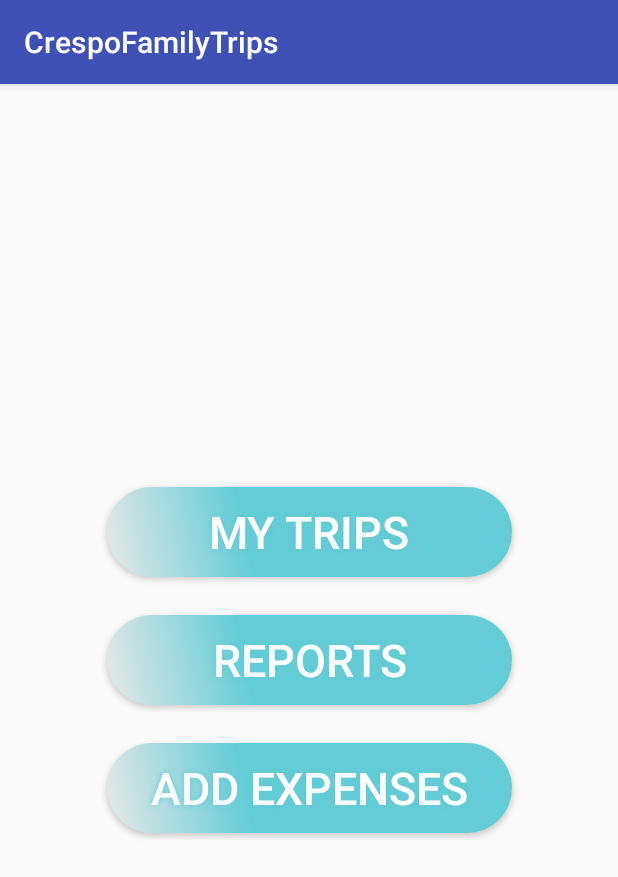
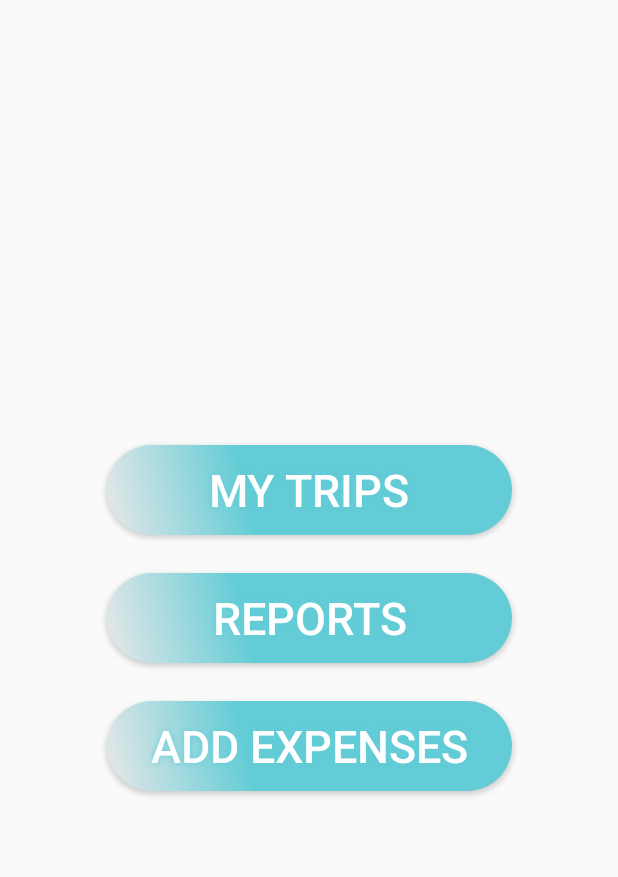
Before and after one commit to tiagoffmr/CrespoFamilyTrips, an Android app: the screen it shows after launch (MainActivity), on a phone screen of 412 x 824 dp. Shown: the top 877 px of the screen. Run offline under Robolectric (Android 15) with nearby library versions, the phone set to English and light mode, and no system bars.

Commit message:
changed button color

```diff
--- a/app/src/main/res/values/styles.xml
+++ b/app/src/main/res/values/styles.xml
@@ -1,11 +1,11 @@
 <resources>
 
     <!-- Base application theme. -->
-    <style name="AppTheme" parent="Theme.AppCompat.Light.DarkActionBar">
+    <style name="AppTheme" parent="Theme.AppCompat.Light.NoActionBar">
         <!-- Customize your theme here. -->
         <item name="colorPrimary">@color/colorPrimary</item>
         <item name="colorPrimaryDark">@color/colorPrimaryDark</item>
-        <item name="colorAccent">@color/colorAccent</item>
+        <item name="colorAccent">#63CCD6</item>
     </style>
 
 </resources>
```
